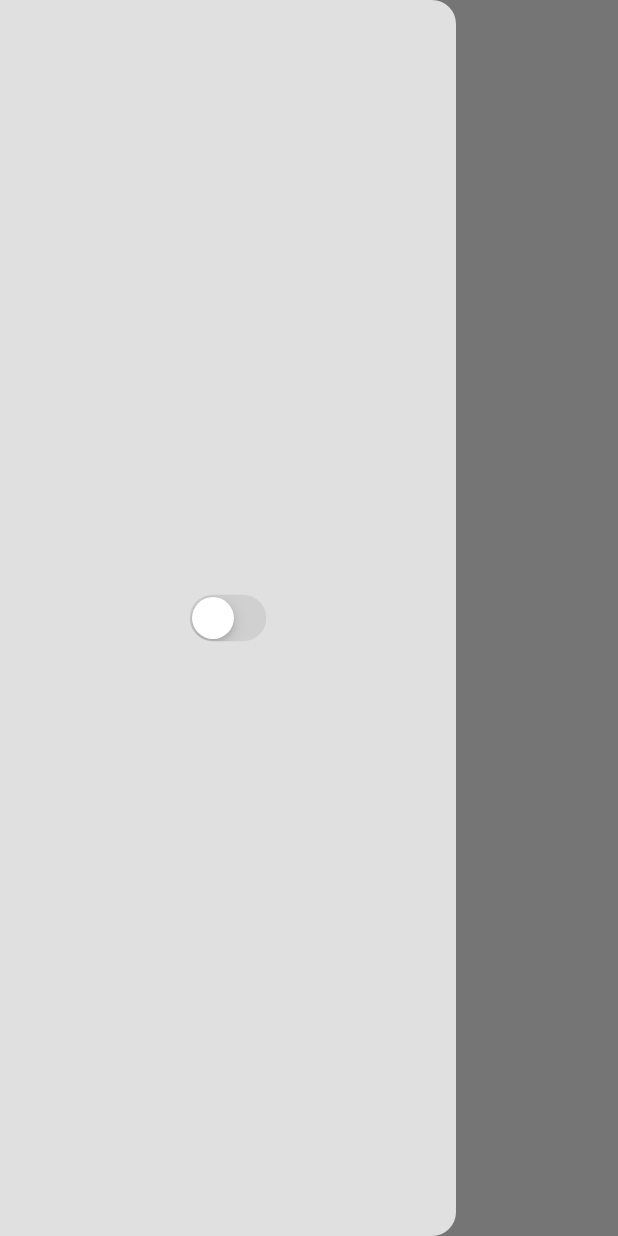
After one commit to arutha-26/habit_tracker, a Flutter app: the screen it shows after launch, with the side drawer open, on a phone screen of 412 x 824 dp. The commit adds this screen. Run offline on Flutter 3.47's test engine with Material 3 defaults, Android fonts, the phone set to English and light mode, and no system bars; our stand-ins replace isar; accounts and stored records are empty; generated files the repository leaves out were written again.

Commit message:
create component

```diff
--- /dev/null
+++ b/lib/components/my_drawer.dart
@@ -0,0 +1,22 @@
+import 'package:flutter/cupertino.dart';
+import 'package:flutter/material.dart';
+import 'package:provider/provider.dart';
+
+import '../theme/theme_provider.dart';
+
+class MyDrawer extends StatelessWidget {
+  const MyDrawer({super.key});
+
+  @override
+  Widget build(BuildContext context) {
+    return Drawer(
+      backgroundColor: Theme.of(context).colorScheme.background,
+      child: Center(
+        child: CupertinoSwitch(
+          value: Provider.of<ThemeProvider>(context).isDarkMode,
+          onChanged: (value) => Provider.of<ThemeProvider>(context, listen: false).toogleTheme(),
+        ),
+      ),
+    );
+  }
+}
--- a/lib/pages/home_page.dart
+++ b/lib/pages/home_page.dart
@@ -1,8 +1,5 @@
-import 'package:flutter/cupertino.dart';
 import 'package:flutter/material.dart';
-import 'package:provider/provider.dart';
-
-import '../theme/theme_provider.dart';
+import 'package:habit_tracker/components/my_drawer.dart';
 
 class HomePage extends StatelessWidget {
   const HomePage({super.key});
@@ -11,15 +8,7 @@ class HomePage extends StatelessWidget {
   Widget build(BuildContext context) {
     return Scaffold(
       appBar: AppBar(),
-      drawer: Drawer(
-        backgroundColor: Theme.of(context).colorScheme.background,
-        child: Center(
-          child: CupertinoSwitch(
-            value: Provider.of<ThemeProvider>(context).isDarkMode,
-            onChanged: (value) => Provider.of<ThemeProvider>(context, listen: false).toogleTheme(),
-          ),
-        ),
-      ),
+      drawer: MyDrawer(),
     );
   }
 }
```
Also changed, not shown: lib/database/habit_database.dart (+25 -0 lines), lib/main.dart (+7 -2 lines).
